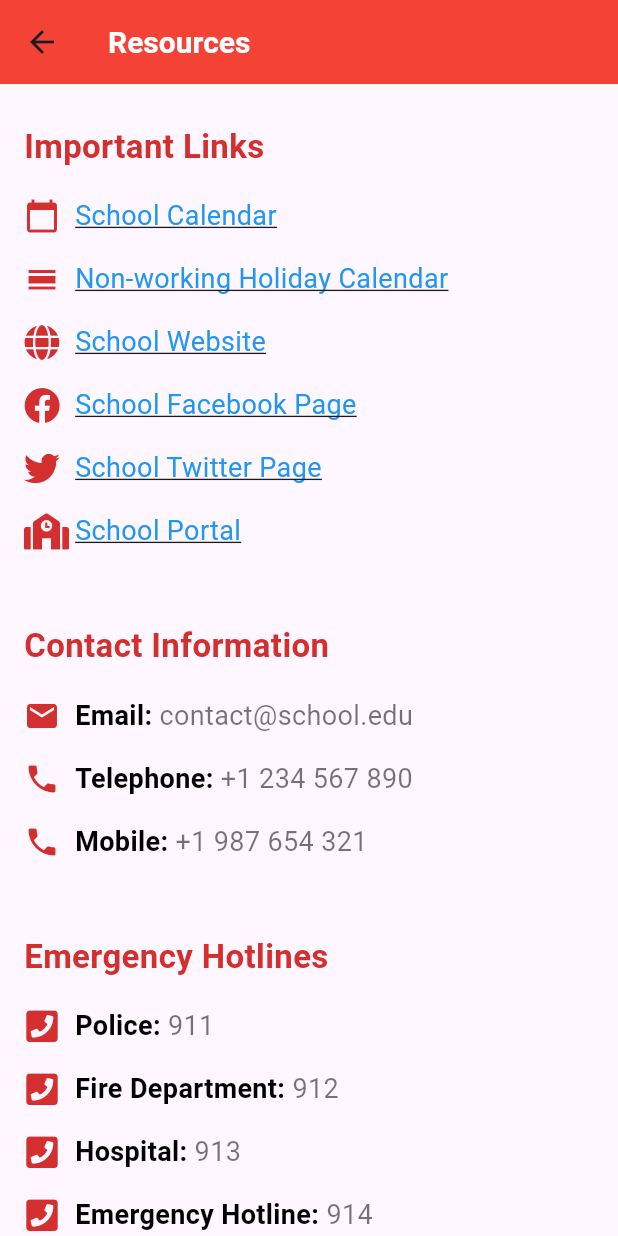
After one commit to AaronCrisologo/Class-Compass-Your-University-Companion-App-, a Flutter app: the ResourceScreen screen opened directly, on a phone screen of 412 x 824 dp. The commit adds this screen. Run offline on Flutter 3.47's test engine with Material 3 defaults, Android fonts, the light colour scheme and no system bars; our stand-ins replace flutter_colorpicker, font_awesome_flutter; network calls fail.

Commit message:
Added Resource Screen and AppBar appearance changes
Adjusted the appearance of AppBar on all screens with color, size, and weight schanges

```diff
--- a/lib/archivednotifications_screen.dart
+++ b/lib/archivednotifications_screen.dart
@@ -65,10 +65,10 @@ class _ArchivedNotificationsScreenState
       appBar: AppBar(
         title: Text(
           'Archived Notifications',
-          style: TextStyle(
+          style: const TextStyle(
             fontSize: 20.0,
             fontWeight: FontWeight.bold,
-            color: Colors.black,
+            color: Colors.white,
           ),
         ),
         backgroundColor: Colors.red,
--- a/lib/blockedaccounts_screen.dart
+++ b/lib/blockedaccounts_screen.dart
@@ -77,10 +77,10 @@ class _BlockedAccountsScreenState extends State<BlockedAccountsScreen> {
       appBar: AppBar(
         title: Text(
           'Blocked Accounts',
-          style: TextStyle(
+          style: const TextStyle(
             fontSize: 20.0,
             fontWeight: FontWeight.bold,
-            color: Colors.black,
+            color: Colors.white,
           ),
         ),
         backgroundColor: Colors.red,
--- /dev/null
+++ b/lib/resources.dart
@@ -0,0 +1,136 @@
+import 'package:flutter/material.dart';
+import 'package:font_awesome_flutter/font_awesome_flutter.dart';
+import 'package:url_launcher/url_launcher.dart';
+
+class ResourceScreen extends StatelessWidget {
+  @override
+  Widget build(BuildContext context) {
+    return Scaffold(
+      appBar: AppBar(
+        title: Text(
+          'Resources',
+          style: const TextStyle(
+            fontSize: 20.0,
+            fontWeight: FontWeight.bold,
+            color: Colors.white,
+          ),
+        ),
+        backgroundColor: Colors.red,
+      ),
+      body: SingleChildScrollView(
+        padding: const EdgeInsets.all(16.0),
+        child: Column(
+          crossAxisAlignment: CrossAxisAlignment.start,
+          children: <Widget>[
+            buildSectionTitle('Important Links'),
+            buildHyperlink(Icons.calendar_today, 'School Calendar',
+                'https://schoolcalendar.example.com'),
+            buildHyperlink(
+                Icons.calendar_view_day,
+                'Non-working Holiday Calendar',
+                'https://holidaycalendar.example.com'),
+            buildHyperlink(FontAwesomeIcons.globe, 'School Website',
+                'https://schoolwebsite.example.com'),
+            buildHyperlink(FontAwesomeIcons.facebook, 'School Facebook Page',
+                'https://facebook.com/schoolpage'),
+            buildHyperlink(FontAwesomeIcons.twitter, 'School Twitter Page',
+                'https://twitter.com/schoolpage'),
+            buildHyperlink(FontAwesomeIcons.school, 'School Portal',
+                'https://schoolportal.example.com'),
+            SizedBox(height: 30),
+            buildSectionTitle('Contact Information'),
+            buildContactInfo(Icons.email, 'Email', 'contact@school.edu'),
+            buildContactInfo(Icons.phone, 'Telephone', '+1 234 567 890'),
+            buildContactInfo(Icons.phone, 'Mobile', '+1 987 654 321'),
+            SizedBox(height: 30),
+            buildSectionTitle('Emergency Hotlines'),
+            buildContactInfo(FontAwesomeIcons.phoneSquare, 'Police', '911'),
+            buildContactInfo(
+                FontAwesomeIcons.phoneSquare, 'Fire Department', '912'),
+            buildContactInfo(FontAwesomeIcons.phoneSquare, 'Hospital', '913'),
+            buildContactInfo(
+                FontAwesomeIcons.phoneSquare, 'Emergency Hotline', '914'),
+            SizedBox(height: 30),
+            buildSectionTitle('Additional Resources'),
+            buildHyperlink(FontAwesomeIcons.book, 'Library Catalog',
+                'https://librarycatalog.example.com'),
+            buildHyperlink(FontAwesomeIcons.laptop, 'Online Courses',
+                'https://onlinecourses.example.com'),
+            buildHyperlink(FontAwesomeIcons.infoCircle, 'Help Center',
+                'https://helpcenter.example.com'),
+          ],
+        ),
+      ),
+    );
+  }
+
+  Widget buildSectionTitle(String title) {
+    return Padding(
+      padding: const EdgeInsets.symmetric(vertical: 10.0),
+      child: Text(
+        title,
+        style: TextStyle(
+          fontSize: 22.0,
+          fontWeight: FontWeight.bold,
+          color: Colors.red[700],
+        ),
+      ),
+    );
+  }
+
+  Widget buildHyperlink(IconData icon, String text, String url) {
+    return GestureDetector(
+      onTap: () async {
+        if (await canLaunch(url)) {
+          await launch(url);
+        } else {
+          throw 'Could not launch $url';
+        }
+      },
+      child: Padding(
+        padding: const EdgeInsets.symmetric(vertical: 8.0),
+        child: Row(
+          children: <Widget>[
+            Icon(icon, color: Colors.red[700]),
+            SizedBox(width: 10),
+            Text(
+              text,
+              style: TextStyle(
+                fontSize: 18,
+                color: Colors.blue,
+                decoration: TextDecoration.underline,
+              ),
+            ),
+          ],
+        ),
+      ),
+    );
+  }
+
+  Widget buildContactInfo(IconData icon, String type, String info) {
+    return Padding(
+      padding: const EdgeInsets.symmetric(vertical: 8.0),
+      child: Row(
+        children: <Widget>[
+          Icon(icon, color: Colors.red[700]),
+          SizedBox(width: 10),
+          Text(
+            '$type: ',
+            style: TextStyle(
+              fontSize: 18,
+              fontWeight: FontWeight.bold,
+              color: Colors.black,
+            ),
+          ),
+          Text(
+            info,
+            style: TextStyle(
+              fontSize: 18,
+              color: Colors.black54,
+            ),
+          ),
+        ],
+      ),
+    );
+  }
+}
--- a/pubspec.yaml
+++ b/pubspec.yaml
@@ -33,6 +33,7 @@ dependencies:
   flutter_colorpicker: ^1.0.3
   font_awesome_flutter: ^9.2.0
   fluttertoast: ^8.0.8
+  url_launcher: ^6.0.9
 
 
 
```
Also changed, not shown: lib/main.dart (+27 -4 lines), lib/profile_screen.dart (+8 -1 lines), pubspec.lock, 8 other files.
